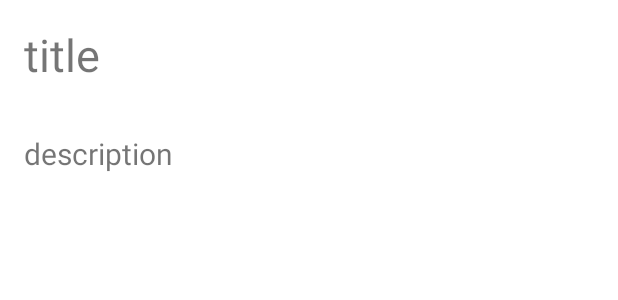
After one commit to CodeJugad/VoiceNotesJava, an Android app: the layout fragment_notes_description.xml on its own in the app's theme, with its tools: preview values and no code run, on a phone screen of 412 x 824 dp. The commit adds this screen. Shown: the top 300 px of the screen. Run offline under Robolectric (Android 15) with nearby library versions, the phone set to English and light mode, and no system bars.

Commit message:
decent adding reading and view the data

```diff
--- /dev/null
+++ b/app/src/main/res/layout/fragment_notes_description.xml
@@ -0,0 +1,44 @@
+<?xml version="1.0" encoding="utf-8"?>
+<androidx.constraintlayout.widget.ConstraintLayout xmlns:android="http://schemas.android.com/apk/res/android"
+    xmlns:app="http://schemas.android.com/apk/res-auto"
+    xmlns:tools="http://schemas.android.com/tools"
+    android:layout_width="match_parent"
+    android:layout_height="match_parent">
+
+
+    <ScrollView
+        android:layout_width="match_parent"
+        android:layout_height="match_parent"
+        app:layout_constraintEnd_toEndOf="parent"
+        app:layout_constraintStart_toStartOf="parent"
+        app:layout_constraintTop_toTopOf="parent">
+
+        <!-- Content for your bottom sheet dialog -->
+
+        <LinearLayout
+            android:layout_width="match_parent"
+            android:layout_height="match_parent"
+            android:orientation="vertical">
+
+
+            <TextView
+                android:id="@+id/txt_title"
+                android:layout_width="match_parent"
+                android:layout_height="wrap_content"
+                android:textSize="30sp"
+                android:padding="16dp"
+                android:text="title" />
+
+            <TextView
+                android:id="@+id/txt_desc"
+                android:layout_width="match_parent"
+                android:layout_height="wrap_content"
+                android:textSize="20sp"
+                android:padding="16dp"
+                android:text="description" />
+        </LinearLayout>
+
+    </ScrollView>
+
+
+</androidx.constraintlayout.widget.ConstraintLayout>
--- a/app/src/main/res/values/strings.xml
+++ b/app/src/main/res/values/strings.xml
@@ -1,3 +1,5 @@
 <resources>
     <string name="app_name">VoiceNotesJava</string>
+    <!-- TODO: Remove or change this placeholder text -->
+    <string name="hello_blank_fragment">Hello blank fragment</string>
 </resources>
```
Also changed, not shown: app/src/main/java/com/vinnovations/voicenotesjava/MainActivity.java (+10 -12 lines), app/src/main/java/com/vinnovations/voicenotesjava/NotesDescription.java (added, +44 -0 lines).
